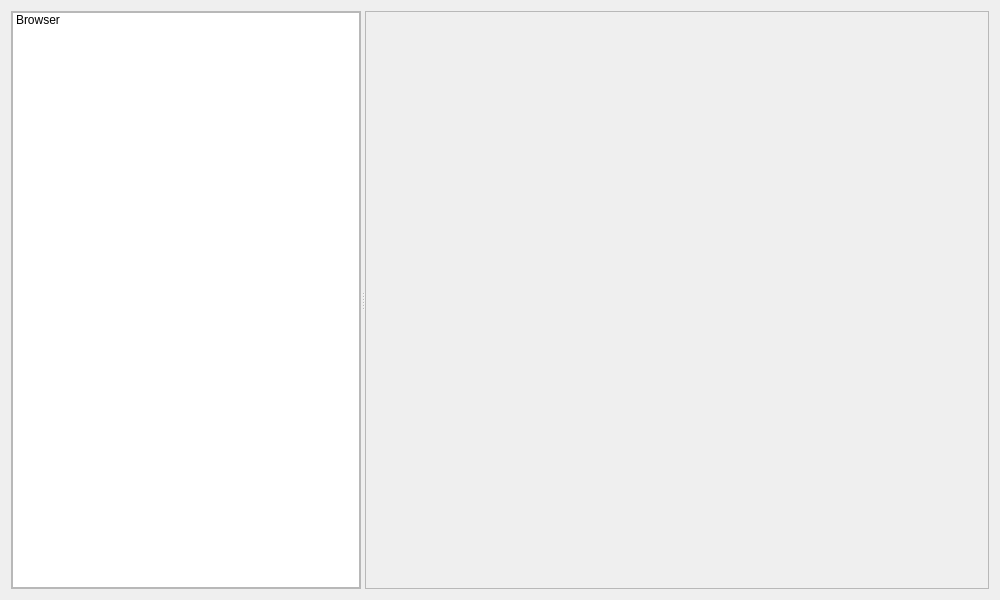
qgis/QGIS, file src/ui/qgsdatasourcemanagerdialog.ui: the form before one commit.
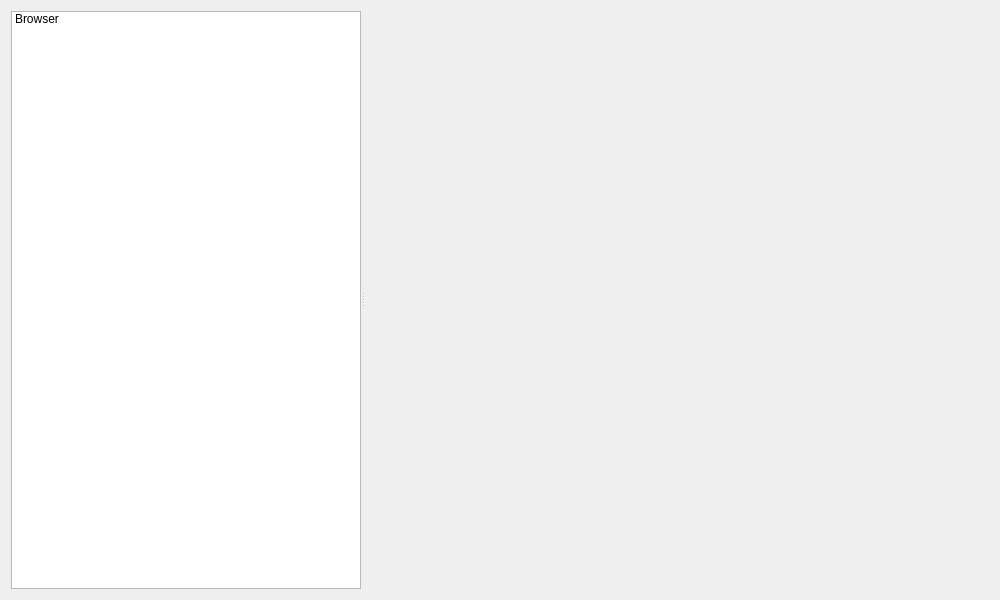
The form after the commit. Icons and pictures are not drawn.

Commit message: Removes frames from data manager dialog Removes extra margin from mOptionsFrame

Diff of the .ui file:
```diff
--- a/src/ui/qgsdatasourcemanagerdialog.ui
+++ b/src/ui/qgsdatasourcemanagerdialog.ui
@@ -45,7 +45,7 @@
        </size>
       </property>
       <property name="frameShape">
-       <enum>QFrame::StyledPanel</enum>
+       <enum>QFrame::NoFrame</enum>
       </property>
       <property name="frameShadow">
        <enum>QFrame::Raised</enum>
@@ -83,6 +83,9 @@
            <height>16777215</height>
           </size>
          </property>
+         <property name="frameShape">
+          <enum>QFrame::StyledPanel</enum>
+         </property>
          <property name="horizontalScrollBarPolicy">
           <enum>Qt::ScrollBarAlwaysOff</enum>
          </property>
@@ -131,12 +134,18 @@
        </size>
       </property>
       <property name="frameShape">
-       <enum>QFrame::StyledPanel</enum>
+       <enum>QFrame::NoFrame</enum>
       </property>
       <property name="frameShadow">
        <enum>QFrame::Raised</enum>
       </property>
       <layout class="QVBoxLayout" name="verticalLayout_2" stretch="0">
+       <property name="spacing">
+        <number>6</number>
+       </property>
+       <property name="margin">
+        <number>0</number>
+       </property>
        <item>
         <widget class="QStackedWidget" name="mOptionsStackedWidget">
          <property name="sizePolicy">
```
Left out of the diff: 11 changed lines with no effect on the pictures.
